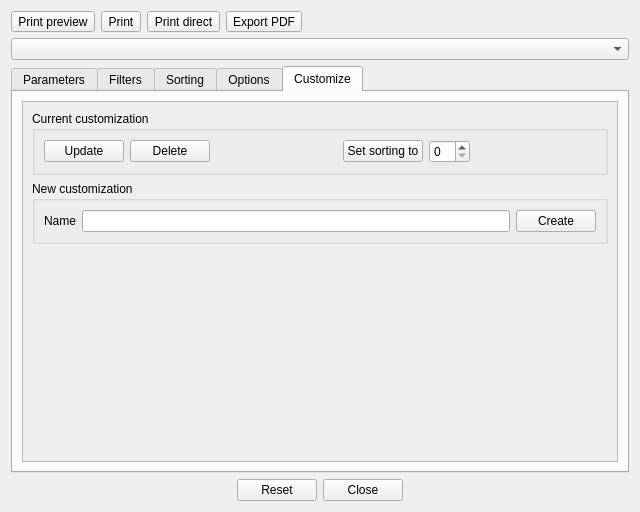
Qt form App/Ui/PrintDialog.ui (paolodestefani/pySagra3) before a commit.
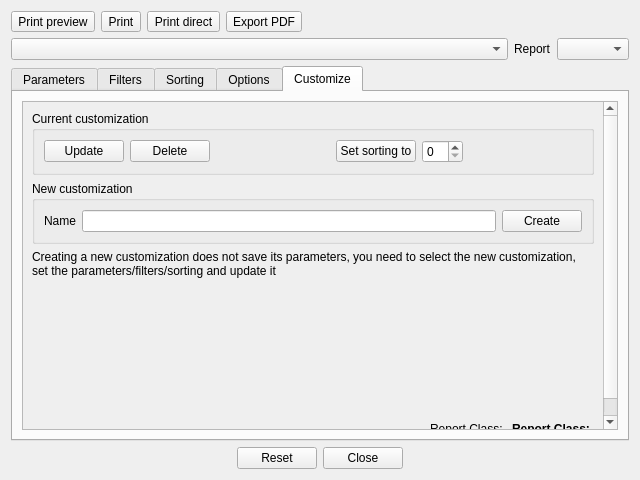
The same form after that commit. The open tabs and pages were chosen to show the change. Custom widgets are drawn as their Qt base class.

The edit to the form file:
```diff
--- a/App/Ui/PrintDialog.ui
+++ b/App/Ui/PrintDialog.ui
@@ -7,13 +7,13 @@
     <x>0</x>
     <y>0</y>
     <width>640</width>
-    <height>512</height>
+    <height>480</height>
    </rect>
   </property>
   <property name="windowTitle">
    <string>Print</string>
   </property>
-  <layout class="QVBoxLayout" name="verticalLayout">
+  <layout class="QVBoxLayout" name="verticalLayout_14">
    <item>
     <layout class="QHBoxLayout" name="horizontalLayout">
      <item>
@@ -84,7 +84,21 @@
     </layout>
    </item>
    <item>
-    <widget class="QComboBox" name="comboBoxReportCustomizations"/>
+    <layout class="QHBoxLayout" name="horizontalLayout_7" stretch="1,0,0">
+     <item>
+      <widget class="QComboBox" name="comboBoxReportCustomizations"/>
+     </item>
+     <item>
+      <widget class="QLabel" name="label_3">
+       <property name="text">
+        <string>Report</string>
+       </property>
+      </widget>
+     </item>
+     <item>
+      <widget class="QComboBox" name="comboBoxReportList"/>
+     </item>
+    </layout>
    </item>
    <item>
     <widget class="QTabWidget" name="tabWidget">
@@ -360,48 +374,6 @@
            </rect>
           </property>
           <layout class="QVBoxLayout" name="verticalLayout_18">
-           <item>
-            <widget class="QGroupBox" name="groupBoxReport">
-             <property name="title">
-              <string>Report</string>
-             </property>
-             <layout class="QVBoxLayout" name="verticalLayout_14">
-              <item>
-               <layout class="QHBoxLayout" name="horizontalLayout_6" stretch="0,0,0,1">
-                <item>
-                 <widget class="QLabel" name="label">
-                  <property name="text">
-                   <string>Class: </string>
-                  </property>
-                 </widget>
-                </item>
-                <item>
-                 <widget class="QLabel" name="labelReportClass">
-                  <property name="font">
-                   <font>
-                    <bold>true</bold>
-                   </font>
-                  </property>
-                  <property name="text">
-                   <string>ReportClassText</string>
-                  </property>
-                 </widget>
-                </item>
-                <item>
-                 <widget class="QLabel" name="label_3">
-                  <property name="text">
-                   <string>Report</string>
-                  </property>
-                 </widget>
-                </item>
-                <item>
-                 <widget class="QComboBox" name="comboBoxReportList"/>
-                </item>
-               </layout>
-              </item>
-             </layout>
-            </widget>
-           </item>
            <item>
             <widget class="QGroupBox" name="groupBoxPrint">
              <property name="title">
@@ -571,11 +543,11 @@
            <rect>
             <x>0</x>
             <y>0</y>
-            <width>611</width>
-            <height>352</height>
+            <width>568</width>
+            <height>400</height>
            </rect>
           </property>
-          <layout class="QVBoxLayout" name="verticalLayout_16">
+          <layout class="QVBoxLayout" name="verticalLayout">
            <item>
             <widget class="QGroupBox" name="groupBoxCurrent">
              <property name="title">
@@ -685,6 +657,16 @@
              </layout>
             </widget>
            </item>
+           <item>
+            <widget class="QLabel" name="labelWarningOnNew">
+             <property name="text">
+              <string>Creating a new customization does not save its parameters, you need to select the new customization, set the parameters/filters/sorting and update it</string>
+             </property>
+             <property name="wordWrap">
+              <bool>true</bool>
+             </property>
+            </widget>
+           </item>
            <item>
             <spacer name="verticalSpacer_2">
              <property name="orientation">
@@ -693,11 +675,47 @@
              <property name="sizeHint" stdset="0">
               <size>
                <width>198</width>
-               <height>156</height>
+               <height>135</height>
               </size>
              </property>
             </spacer>
            </item>
+           <item>
+            <layout class="QHBoxLayout" name="horizontalLayout_6">
+             <item>
+              <spacer name="horizontalSpacer_3">
+               <property name="orientation">
+                <enum>Qt::Orientation::Horizontal</enum>
+               </property>
+               <property name="sizeHint" stdset="0">
+                <size>
+                 <width>40</width>
+                 <height>20</height>
+                </size>
+               </property>
+              </spacer>
+             </item>
+             <item>
+              <widget class="QLabel" name="label">
+               <property name="text">
+                <string>Report Class: </string>
+               </property>
+              </widget>
+             </item>
+             <item>
+              <widget class="QLabel" name="labelReportClass">
+               <property name="font">
+                <font>
+                 <bold>true</bold>
+                </font>
+               </property>
+               <property name="text">
+                <string>Report Class: </string>
+               </property>
+              </widget>
+             </item>
+            </layout>
+           </item>
           </layout>
          </widget>
         </widget>
```
Left out of the diff: 8 changed lines with no effect on the pictures.
